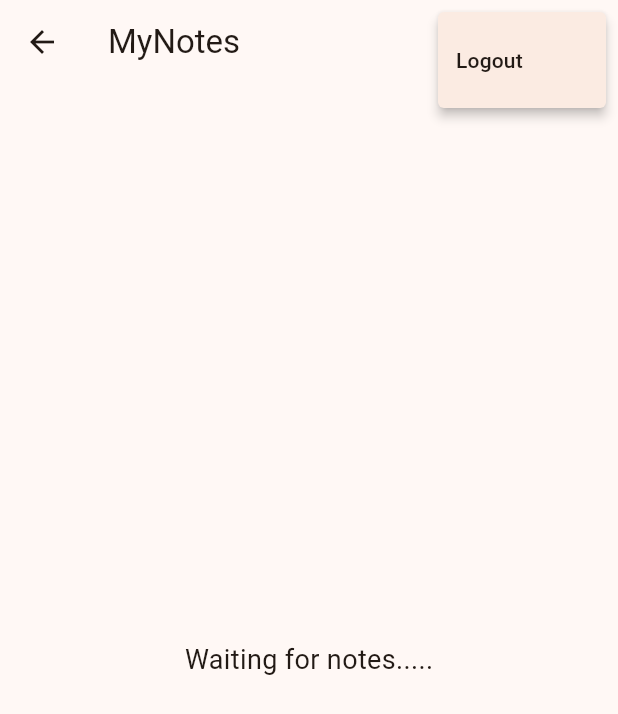
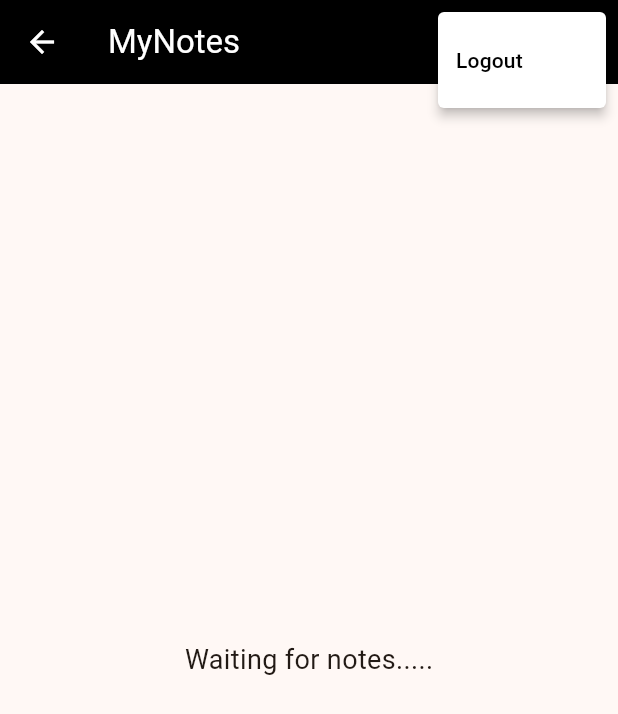
Before and after one commit to pranayyb/Notes, a Flutter app: the NotesView screen opened by its route, after a tap on the "more vert" icon, on a phone screen of 412 x 824 dp. Shown: the top 714 px of the screen. Run offline on Flutter 3.47's test engine with Material 3 defaults, Android fonts, the phone set to English and light mode, and no system bars; our stand-ins replace firebase_auth, firebase_core, sqflite; accounts and stored records are empty.

Commit message:
new-note-view

```diff
--- a/lib/constants/routes.dart
+++ b/lib/constants/routes.dart
@@ -2,3 +2,4 @@ const loginRoute='/login/';
 const registerRoute='/register/';
 const notesRoute='/notes/';
 const verifyEmailRoute='/verify-email/';
+const newNewRoute = '/notes/new-note/';
--- a/lib/main.dart
+++ b/lib/main.dart
@@ -2,7 +2,8 @@ import 'package:flutter/material.dart';
 import 'package:notes/constants/routes.dart';
 import 'package:notes/services/auth/auth_service.dart';
 import 'package:notes/views/login_view.dart';
-import 'package:notes/views/notes_view.dart';
+import 'package:notes/views/notes/new_note_view.dart';
+import 'package:notes/views/notes/notes_view.dart';
 import 'package:notes/views/register_view.dart';
 import 'package:notes/views/verify_email_view.dart';
 // import 'dart:developer' as devtools show log;
@@ -24,6 +25,7 @@ void main() {
       registerRoute: (context) => const RegisterView(),
       notesRoute: (context) => const NotesView(),
       verifyEmailRoute: (context) => const VerifyEmailView(),
+      newNewRoute:(context)=>const NewNoteView(),
     },
   ));
 }
--- a/lib/views/notes_view.dart
+++ b/lib/views/notes/notes_view.dart
@@ -37,16 +37,24 @@ class _NotesViewState extends State<NotesView> {
       appBar: AppBar(
         title: const Padding(
           padding: EdgeInsets.symmetric(vertical: 8.0),
-          child: Text("MyNotes"),
+          child: Text("MyNotes", style: TextStyle(color: Colors.white)),
+        ),
+        backgroundColor: Colors.black,
+        iconTheme: const IconThemeData(
+          color: Colors.white,
         ),
         actions: [
+          IconButton(
+            icon: const Icon(Icons.add),
+            onPressed: () {
+              Navigator.of(context).pushNamed(newNewRoute);
+            },
+          ),
           PopupMenuButton<MenuAction>(
             onSelected: (value) async {
-              // devtools.log(value.toString());
               switch (value) {
                 case MenuAction.logout:
                   final shouldLogout = await showLogOutDialog(context);
-                  // devtools.log(shouldLogout.toString());
                   devtools.log(shouldLogout.toString());
                   if (shouldLogout) {
                     await AuthService.firebase().logOut();
@@ -59,14 +67,20 @@ class _NotesViewState extends State<NotesView> {
               }
             },
             itemBuilder: (context) {
-              return const [
-                PopupMenuItem(
+              return [
+                const PopupMenuItem(
                   value: MenuAction.logout,
-                  child: Text("Logout"),
-                )
+                  child: Text(
+                    "Logout",
+                    style: TextStyle(color: Colors.black),
+                    // Set text color to white
+                  ),
+                ),
               ];
             },
-          )
+            color: const Color.fromARGB(255, 255, 255,
+                255), // Optional: Set the background color of the menu to black
+          ),
         ],
       ),
       body: FutureBuilder(
@@ -74,10 +88,6 @@ class _NotesViewState extends State<NotesView> {
         builder: (context, snapshot) {
           switch (snapshot.connectionState) {
             case ConnectionState.done:
-              // return Padding(
-              //   padding: const EdgeInsets.all(16.0),
-              //   child: const Text("Your notes will appear here!"),
-              // );
               return StreamBuilder(
                 stream: _notesService.allNotes,
                 builder: (context, snapshot) {
```
Also changed, not shown: lib/views/notes/new_note_view.dart (added, +38 -0 lines), 1 other file.
